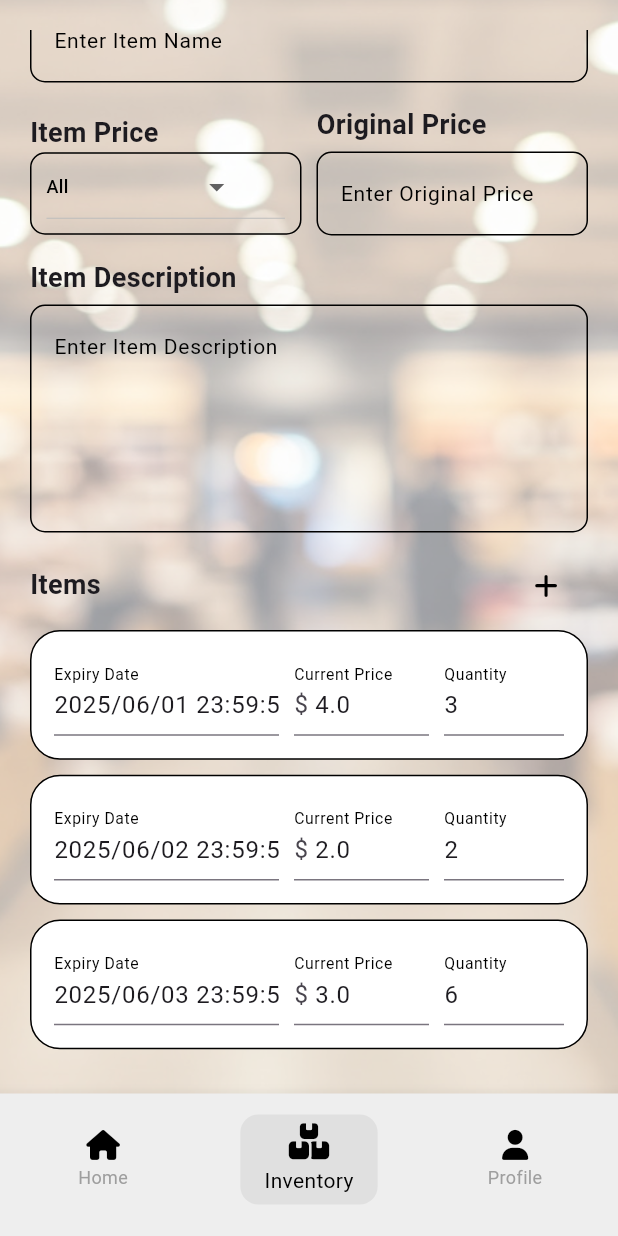
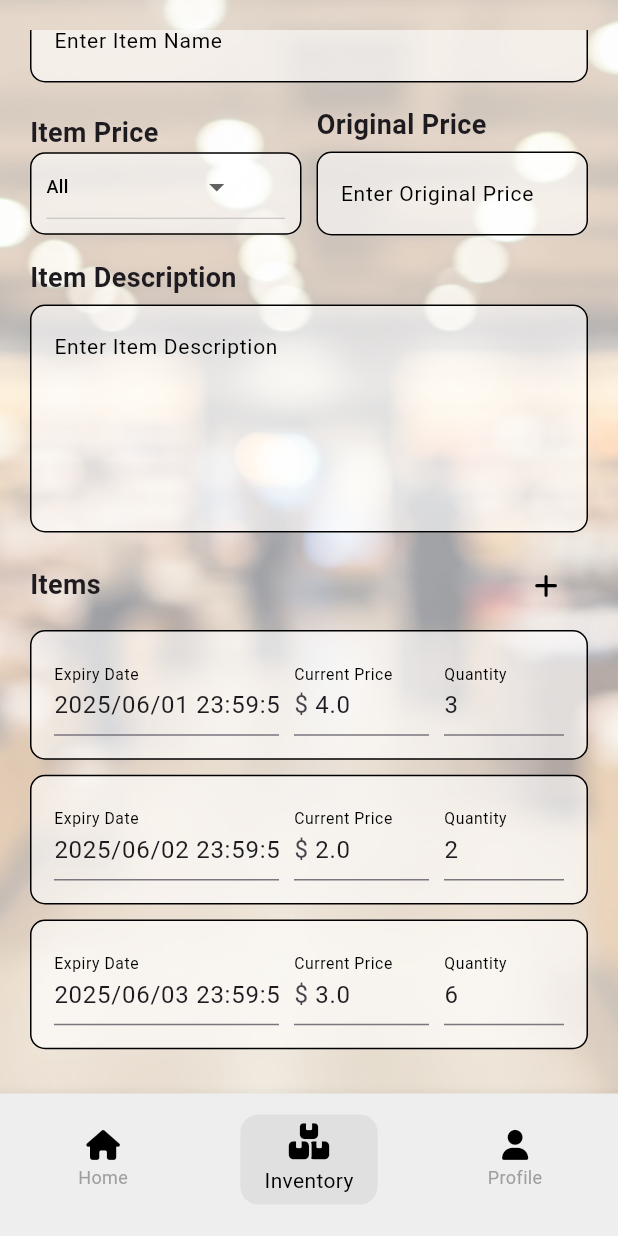
Before and after one commit to yaboywf/refresh-deals, a Flutter app: the screen it shows after launch, scrolled down 360 dp, on a phone screen of 412 x 824 dp. Run offline on Flutter 3.47's test engine with Material 3 defaults, Android fonts, the light colour scheme and no system bars; our stand-ins replace font_awesome_flutter.

Commit message:
completed product editor page

```diff
--- a/lib/pages/shop_editor.dart
+++ b/lib/pages/shop_editor.dart
@@ -75,6 +75,7 @@ class _ShopEditorPageState extends State<ShopEditorPage> {
               SizedBox(height: 10.0),
               TextLabel(text: "Item Name"),
               CustomTextField(
+                color: Color.fromRGBO(255, 255, 255, 0.6),
                 controller: TextEditingController(),
                 hintText: 'Enter Item Name',
                 obscureText: false,
@@ -92,7 +93,7 @@ class _ShopEditorPageState extends State<ShopEditorPage> {
                           height: 55.0,
                           padding: EdgeInsets.all(10.0),
                           decoration: BoxDecoration(
-                            color: Colors.transparent,
+                            color: Color.fromRGBO(255, 255, 255, 0.6),
                             border: Border.all(color: Colors.black),
                             borderRadius: BorderRadius.circular(10.0),
                           ),
@@ -108,6 +109,7 @@ class _ShopEditorPageState extends State<ShopEditorPage> {
                       children: [
                         TextLabel(text: "Original Price"),
                         CustomTextField(
+                          color: Color.fromRGBO(255, 255, 255, 0.6),
                           controller: TextEditingController(),
                           hintText: 'Enter Original Price',
                           obscureText: false,
@@ -120,6 +122,7 @@ class _ShopEditorPageState extends State<ShopEditorPage> {
               SizedBox(height: 10.0),
               TextLabel(text: "Item Description"),
               CustomTextField(
+                color: Color.fromRGBO(255, 255, 255, 0.6),
                 controller: TextEditingController(),
                 hintText: 'Enter Item Description',
                 obscureText: false,
--- a/lib/widgets/product_editor_card.dart
+++ b/lib/widgets/product_editor_card.dart
@@ -140,15 +140,13 @@ class _ProductEditorCardState extends State<ProductEditorCard> {
         ),
       ),
       direction: DismissDirection.endToStart,
-      onDismissed: (direction) {
-        print("Dismissed");
-      },
+      onDismissed: (direction) {},
       child: Container(
         padding: const EdgeInsets.all(15.0),
         decoration: BoxDecoration(
-          color: Colors.white,
+          color: Color.fromRGBO(255, 255, 255, 0.6),
           shape: BoxShape.rectangle,
-          borderRadius: BorderRadius.all(Radius.circular(20.0)),
+          borderRadius: BorderRadius.all(Radius.circular(10.0)),
           border: Border.all(color: Colors.black, width: 1.0),
         ),
         child: Row(
--- a/lib/widgets/text_field.dart
+++ b/lib/widgets/text_field.dart
@@ -5,6 +5,7 @@ class CustomTextField extends StatelessWidget {
   final String hintText;
   final bool obscureText;
   final int? maxLines;
+  final Color? color;
 
   const CustomTextField({
     super.key,
@@ -12,6 +13,7 @@ class CustomTextField extends StatelessWidget {
     required this.hintText,
     required this.obscureText,
     this.maxLines,
+    this.color,
   });
 
   @override
@@ -33,7 +35,7 @@ class CustomTextField extends StatelessWidget {
             borderSide: BorderSide(color: Colors.black),
             borderRadius: BorderRadius.all(Radius.circular(10.0)),
           ),
-          fillColor: Colors.transparent,
+          fillColor: color ?? Colors.transparent,
           filled: true,
           hintText: hintText,
           hintStyle: TextStyle(fontSize: 14.0, color: Colors.black),
```
